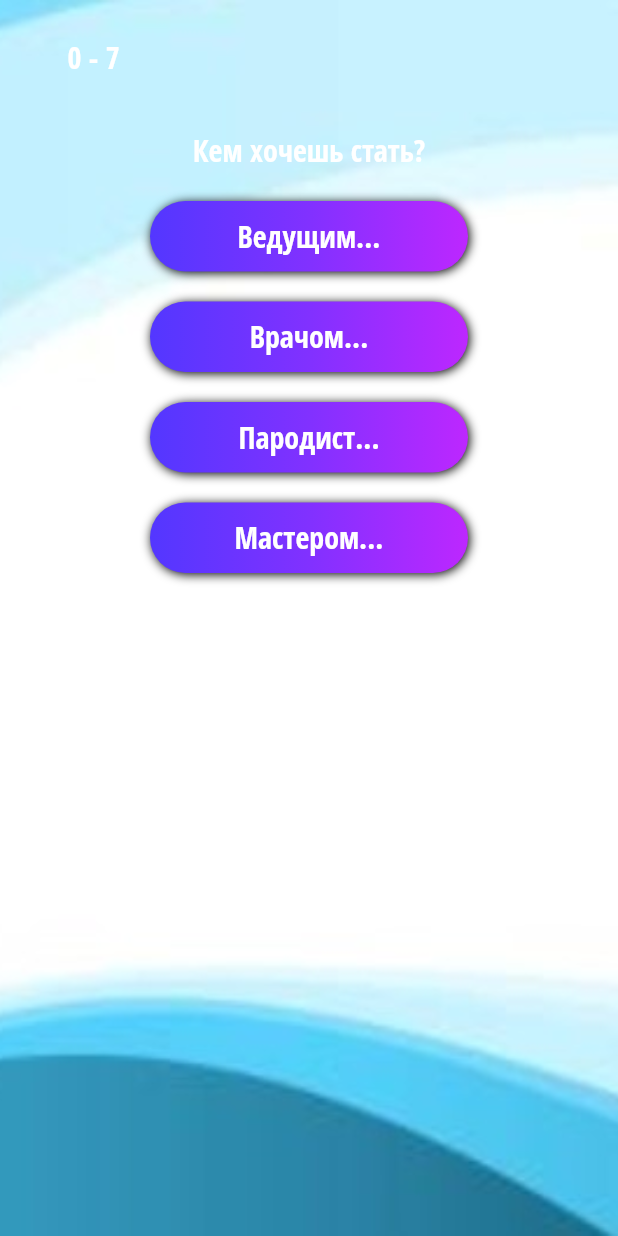
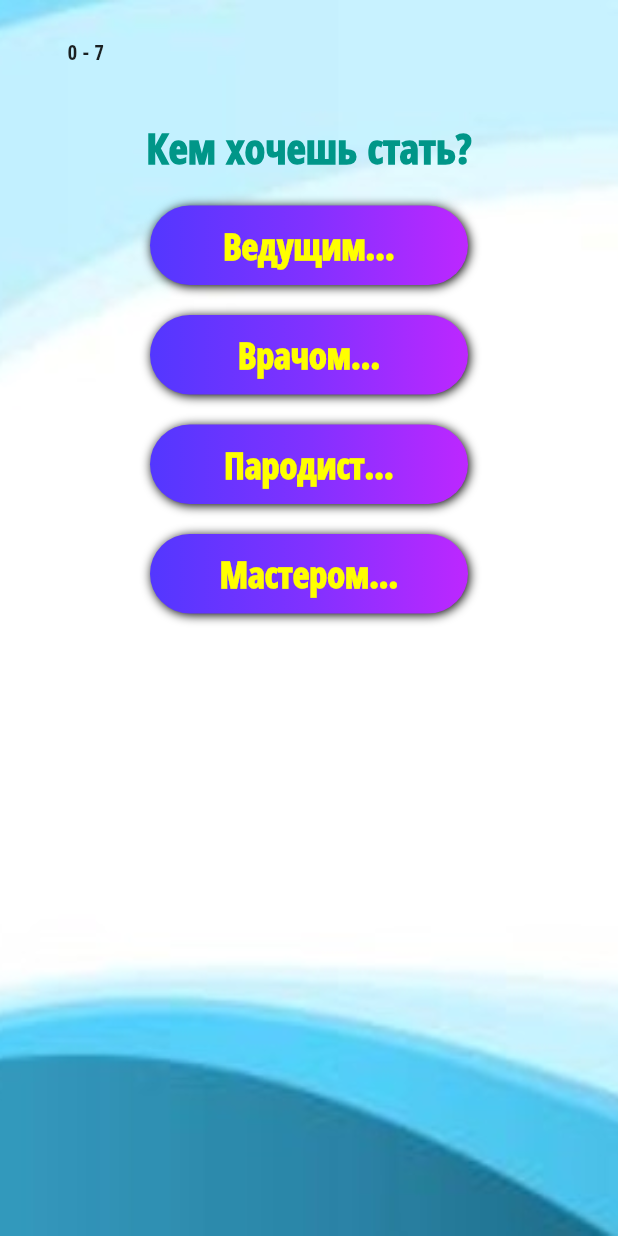
Before and after one commit to engine1c/QuizApp, a Flutter app: the screen it shows after launch, on a phone screen of 412 x 824 dp. Run offline on Flutter 3.47's test engine with Material 2 defaults, Android fonts, the phone set to English and light mode, and no system bars; our stand-ins replace google_fonts.

Commit message:
#9 - QuizApp, Результаты, Финал-2

```diff
--- a/lib/pages/home.dart
+++ b/lib/pages/home.dart
@@ -1,4 +1,3 @@
-
 import 'package:flutter/material.dart';
 import 'package:flutter_application_1/models/question.dart';
 import 'package:flutter_application_1/widgets/progressbar.dart';
@@ -24,29 +23,25 @@ class _HomePageState extends State<HomePage> {
         _countResult = 0;
         _questionIndex = 0;
         _icons = [];
-      }
-      );
+      });
 
   void _onChangeAnswer(bool isCorect) => setState(() {
         if (isCorect) {
           _icons.add(const Icon(Icons.brightness_1, color: Color(0xffbd27ff)));
-          _countResult ++;
+          _countResult++;
         } else {
           _icons.add(const Icon(Icons.brightness_1, color: Color(0xff000000)));
         }
         _questionIndex += 1;
       });
-final whiteTextStyle = const TextStyle(
-  color: Colors.white,
-  fontSize: 20
-);
+
+
   @override
   Widget build(BuildContext context) {
     return Scaffold(
       //appBar: AppBar(title: const Text('TESTIN')),
       body: SafeArea(
         child: DefaultTextStyle.merge(
-          style: whiteTextStyle,
           child: Container(
             constraints: const BoxConstraints.expand(),
             decoration: const BoxDecoration(
@@ -62,12 +57,12 @@ final whiteTextStyle = const TextStyle(
                       count: _questionIndex,
                       total: data.questions.length),
                   _questionIndex < data.questions.length
-              ?             Quiz(
+                      ? Quiz(
                           index: _questionIndex,
                           questionData: data,
                           onChangAnswer: _onChangeAnswer,
-                  ) :
-                  Result(
+                        )
+                      : Result(
                           count: _countResult,
                           total: data.questions.length,
                           onClearState: _clearState,
--- a/lib/widgets/answer.dart
+++ b/lib/widgets/answer.dart
@@ -10,6 +10,9 @@ class Answer extends StatelessWidget {
   this.isCorrect,
   required this.onChangeAnswer
   }) : super(key: key);
+
+  final whiteTextStyle = const TextStyle(
+      color: Colors.yellowAccent, fontSize: 24, fontWeight: FontWeight.w900);
 
   @override
   Widget build(BuildContext context) {
@@ -34,6 +37,7 @@ class Answer extends StatelessWidget {
           ])
         ),
         child: Text(
+          style: whiteTextStyle,
           title,
         textAlign: TextAlign.center,
         ),
--- a/lib/widgets/quiz.dart
+++ b/lib/widgets/quiz.dart
@@ -9,6 +9,9 @@ class Quiz extends StatelessWidget {
 
   const Quiz({super.key, this.index, required this.questionData, required this.onChangAnswer});
 
+  final mainTextStyle = const TextStyle(
+      color: Colors.teal, fontSize: 28, fontWeight: FontWeight.w900);
+
   @override
   Widget build(BuildContext context) {
     return Column(
@@ -17,6 +20,7 @@ class Quiz extends StatelessWidget {
                 padding: const EdgeInsets.all(10),
                 child: Text(
                   questionData.questions[index].title,
+                  style: mainTextStyle,
                 ),
               ),
               ...questionData.questions[index].answer
```
Also changed, not shown: lib/widgets/result.dart (+10 -2 lines). Lines whose indentation alone changed are shown as unchanged.
